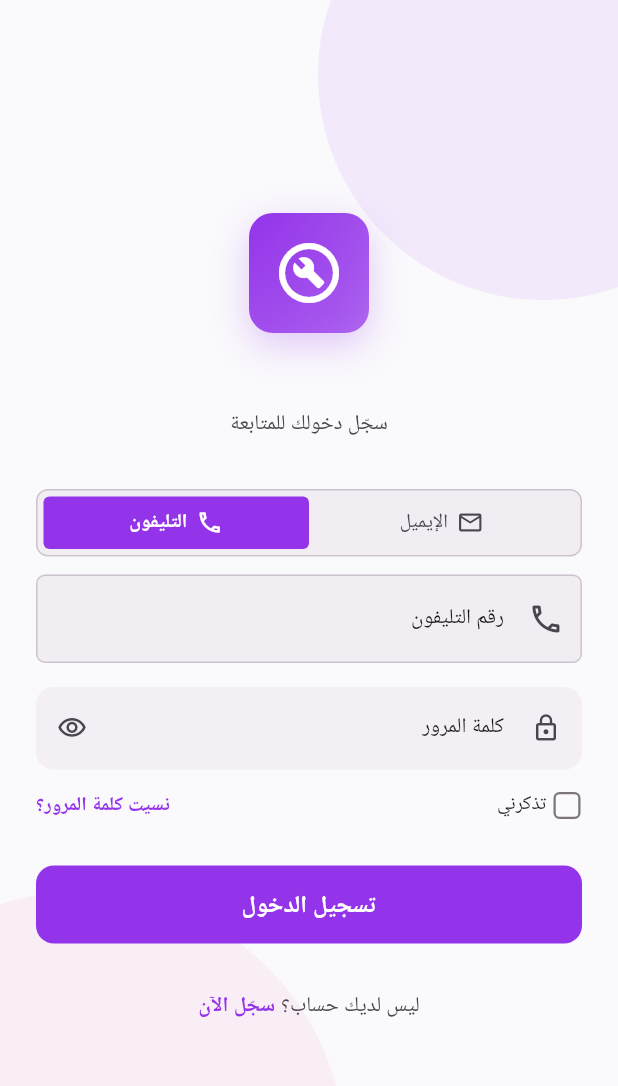
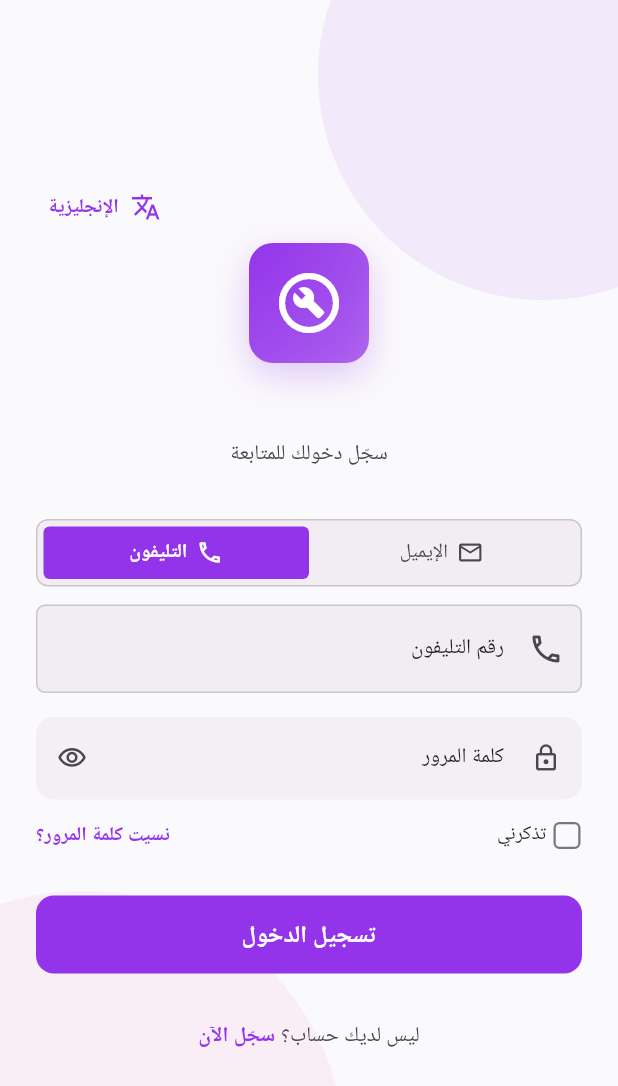
Before and after one commit to mohamedsaad991311-oss/fixhub-app, a Flutter app: the screen it shows after launch, after a tap on "تخطي", on a phone screen of 412 x 824 dp. Shown: the top 1086 px of the screen. Run offline on Flutter 3.47's test engine with Material 3 defaults, Android fonts, the light colour scheme and no system bars; our stand-ins replace device_info_plus, fl_chart, flutter_riverpod, flutter_secure_storage, go_router, google_fonts and 5 more; missing offline and left inert: mobile_scanner; accounts and stored records are empty; network calls fail; Roboto replaces fonts that are missing (Cairo).

Commit message:
feat(auth): add language toggle button on login page

```diff
--- a/lib/features/auth/presentation/pages/login_page.dart
+++ b/lib/features/auth/presentation/pages/login_page.dart
@@ -5,6 +5,8 @@ import 'package:flutter_riverpod/flutter_riverpod.dart';
 import 'package:go_router/go_router.dart';
 
 import '../../../../core/constants/app_sizes.dart';
+import '../../../../core/l10n/l10n_ext.dart';
+import '../../../../core/localization/locale_provider.dart';
 import '../../../../core/router/route_names.dart';
 import '../../../../core/services/biometric_service.dart';
 import '../../../../core/services/pin_lock_service.dart';
@@ -113,7 +115,7 @@ class _LoginPageState extends ConsumerState<LoginPage> {
   }
 
   Future<void> _handleBiometric() async {
-    final l10n = AppLocalizations.of(context)!;
+    final l10n = context.l10n;
     setState(() => _isBiometricLoading = true);
 
     try {
@@ -138,7 +140,7 @@ class _LoginPageState extends ConsumerState<LoginPage> {
         _showError(result.messageAr);
       }
     } catch (e) {
-      if (mounted) _showError(l10n.biometricFailed);
+      if (mounted) _showError(context.l10n.biometricFailed);
     } finally {
       if (mounted) setState(() => _isBiometricLoading = false);
     }
@@ -177,7 +179,7 @@ class _LoginPageState extends ConsumerState<LoginPage> {
 
   @override
   Widget build(BuildContext context) {
-    final l10n = AppLocalizations.of(context)!;
+    final l10n = context.l10n;
     final authState = ref.watch(authProvider);
     final state = authState.valueOrNull;
     final isLoading = state?.isLoading ?? false;
@@ -203,6 +205,13 @@ class _LoginPageState extends ConsumerState<LoginPage> {
         child: Column(
           crossAxisAlignment: CrossAxisAlignment.stretch,
           children: [
+            // ─── Language Toggle ───
+            Align(
+              alignment: AlignmentDirectional.centerEnd,
+              child: _LanguageButton(enabled: !isLoading),
+            ),
+            const SizedBox(height: AppSizes.spaceSm),
+
             // ─── Header ───
             AuthHeader(
               title: shopName,
@@ -374,6 +383,48 @@ class _LoginPageState extends ConsumerState<LoginPage> {
 }
 
 // ═══════════════════════════════════════════════════════════════
+//  LANGUAGE TOGGLE BUTTON
+// ═══════════════════════════════════════════════════════════════
+
+class _LanguageButton extends ConsumerWidget {
+  const _LanguageButton({required this.enabled});
+
+  final bool enabled;
+
+  @override
+  Widget build(BuildContext context, WidgetRef ref) {
+    final l10n = context.l10n;
+    final locale = ref.watch(localeProvider);
+    final isArabic = locale.languageCode == 'ar';
+
+    return Tooltip(
+      message: l10n.language,
+      child: TextButton.icon(
+        onPressed: enabled
+            ? () => ref.read(localeProvider.notifier).toggleLocale()
+            : null,
+        icon: Icon(
+          Icons.translate,
+          size: AppSizes.iconSm,
+        ),
+        label: Text(
+          isArabic ? l10n.english : l10n.arabic,
+          style: const TextStyle(fontSize: 13),
+        ),
+        style: TextButton.styleFrom(
+          padding: const EdgeInsets.symmetric(
+            horizontal: AppSizes.spaceSm,
+            vertical: AppSizes.spaceXs,
+          ),
+          minimumSize: const Size(0, 32),
+          tapTargetSize: MaterialTapTargetSize.shrinkWrap,
+        ),
+      ),
+    );
+  }
+}
+
+// ═══════════════════════════════════════════════════════════════
 //  DEVICE BLOCKED PAGE
 // ═══════════════════════════════════════════════════════════════
 
@@ -388,7 +439,7 @@ class _DeviceBlockedPage extends StatelessWidget {
 
   @override
   Widget build(BuildContext context) {
-    final l10n = AppLocalizations.of(context)!;
+    final l10n = context.l10n;
     final scheme = Theme.of(context).colorScheme;
     final textTheme = Theme.of(context).textTheme;
 
@@ -533,7 +584,6 @@ class _DeviceBlockedPage extends StatelessWidget {
     );
   }
 
-  // ✅ دالة مبسطة (بدون replaceAll)
   String _formatDate(BuildContext context, DateTime dt) {
     return '${dt.year}/${dt.month.toString().padLeft(2, '0')}/${dt.day.toString().padLeft(2, '0')}';
   }
```
